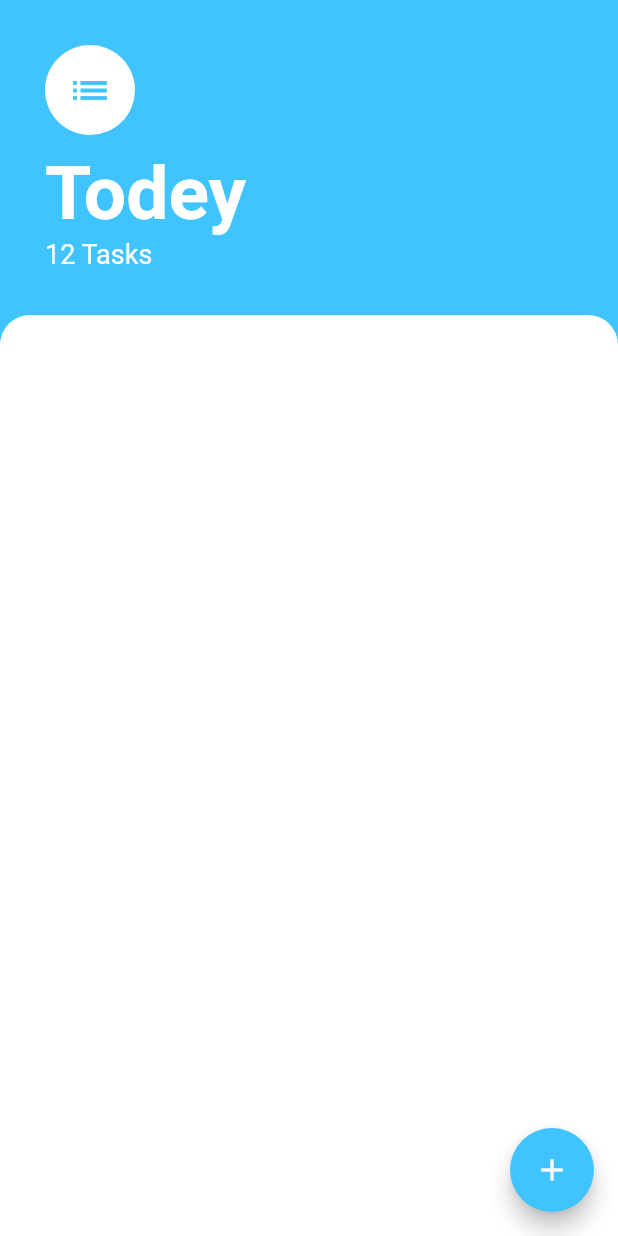
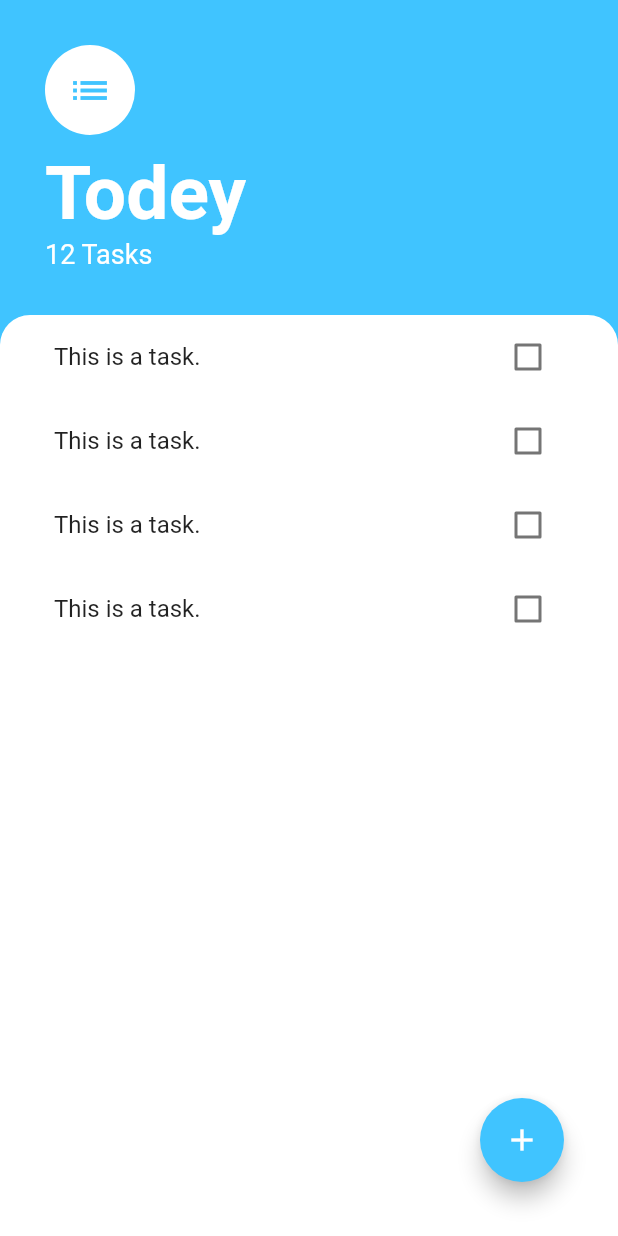
Before and after one commit to hritikhrk/todoey_flutter, a Flutter app: the screen it shows after launch, on a phone screen of 412 x 824 dp. Run offline on Flutter 3.47's test engine with Material 2 defaults, Android fonts, the phone set to English and light mode, and no system bars.

Commit message:
add listview widget

```diff
--- a/lib/screens/tasks_screen.dart
+++ b/lib/screens/tasks_screen.dart
@@ -1,14 +1,18 @@
 import 'package:flutter/material.dart';
+import 'package:todoey_flutter/widgets/tasks_list.dart';
 
 class TasksScreen extends StatelessWidget {
   @override
   Widget build(BuildContext context) {
     return Scaffold(
       backgroundColor: Colors.lightBlueAccent,
-      floatingActionButton: FloatingActionButton(
-        backgroundColor: Colors.lightBlueAccent,
-        onPressed: () {},
-        child: Icon(Icons.add),
+      floatingActionButton: Padding(
+        padding: const EdgeInsets.all(20.0),
+        child: FloatingActionButton(
+          backgroundColor: Colors.lightBlueAccent,
+          onPressed: () {},
+          child: Icon(Icons.add),
+        ),
       ),
       body: SafeArea(
         child: Column(
@@ -58,6 +62,7 @@ class TasksScreen extends StatelessWidget {
                     topLeft: Radius.circular(20.0),
                   ),
                 ),
+                child: TasksList(),
               ),
             ),
           ],
--- /dev/null
+++ b/lib/widgets/task_tile.dart
@@ -0,0 +1,14 @@
+import 'package:flutter/material.dart';
+
+class TaskTile extends StatelessWidget {
+  @override
+  Widget build(BuildContext context) {
+    return ListTile(
+      title: Text('This is a task.'),
+      trailing: Checkbox(
+        value: false,
+        onChanged: (bool? value) {},
+      ),
+    );
+  }
+}
--- /dev/null
+++ b/lib/widgets/tasks_list.dart
@@ -0,0 +1,21 @@
+import 'package:flutter/material.dart';
+import 'package:todoey_flutter/widgets/task_tile.dart';
+
+class TasksList extends StatelessWidget {
+  const TasksList({
+    Key? key,
+  }) : super(key: key);
+
+  @override
+  Widget build(BuildContext context) {
+    return ListView(
+      padding: EdgeInsets.symmetric(horizontal: 20.0),
+      children: [
+        TaskTile(),
+        TaskTile(),
+        TaskTile(),
+        TaskTile(),
+      ],
+    );
+  }
+}
```
